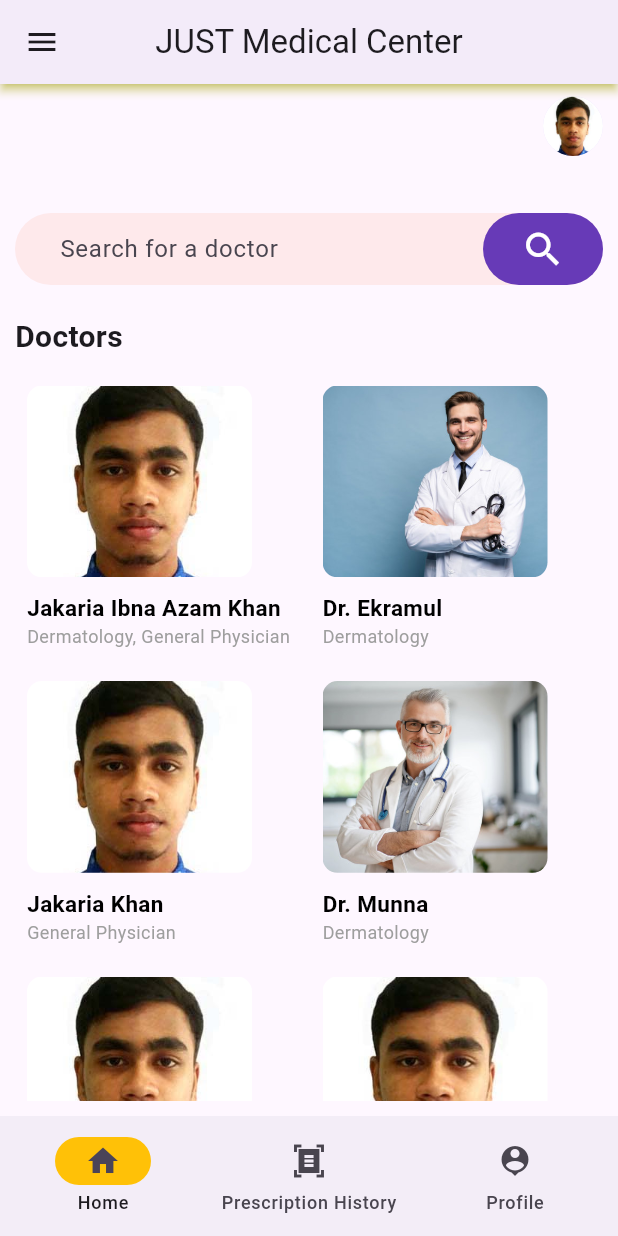
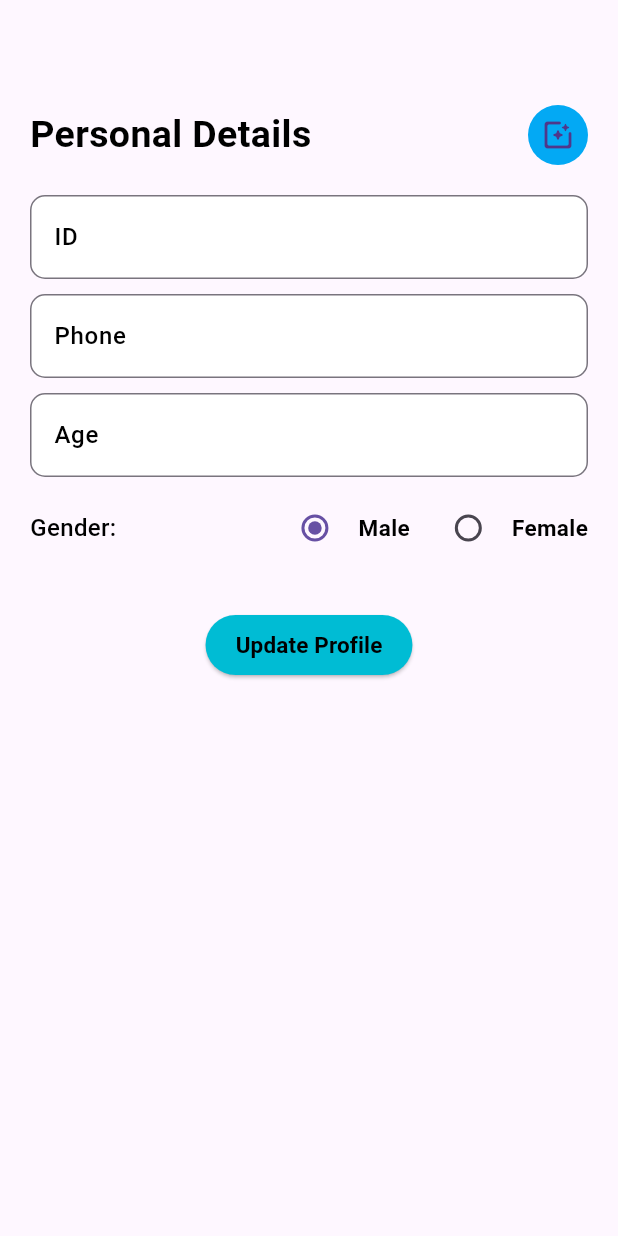
Before and after one commit to JakariaKhan-CSE/JUST-Medical-Center-Automation, a Flutter app: the screen it shows after launch, on a phone screen of 412 x 824 dp. Run offline on Flutter 3.47's test engine with Material 3 defaults, Android fonts, the phone set to English and light mode, and no system bars; our stand-ins replace firebase_auth, firebase_core, firebase_storage, get, image_picker, shared_preferences; accounts and stored records are empty.

Commit message:
added profile update model. also complete update user information UI.

```diff
--- /dev/null
+++ b/lib/controller/patientController/imageProvider.dart
@@ -0,0 +1,50 @@
+import 'dart:io';
+
+import 'package:firebase_storage/firebase_storage.dart';
+import 'package:flutter/material.dart';
+import 'package:image_picker/image_picker.dart';
+import 'package:uuid/uuid.dart';
+
+class ImageUploader extends ChangeNotifier {
+  var uuid = const Uuid();
+  final ImagePicker _picker = ImagePicker();
+
+  String? imageUrl;
+  String? imagePath;
+
+  List<String> imageFil = [];
+
+  void pickImage() async {
+    XFile? imageFile = await _picker.pickImage(source: ImageSource.gallery);
+
+
+
+    if (imageFile != null) {
+      imageFil.add(imageFile.path);
+      // ai function upload function ke call korbe image store korar jonno
+      imageUpload(imageFile);
+      imagePath = imageFile.path;
+    } else {
+      return;
+    }
+  }
+
+
+  // ai function firebase stroage a picture store korbe
+  Future<String?> imageUpload(XFile upload) async {
+    File image = File(upload.path);
+
+
+    final ref = FirebaseStorage.instance
+        .ref()
+        .child('users').child('patient')
+        .child('${uuid.v1()}.jpg');
+    // image ke store kora hosse
+    await ref.putFile(image);
+
+    imageUrl = (await ref.getDownloadURL());
+    print(imageUrl);
+
+    return imageUrl;
+  }
+}
--- /dev/null
+++ b/lib/controller/patientController/loginProvider.dart
@@ -0,0 +1,138 @@
+import 'package:flutter/material.dart';
+import 'package:get/get.dart';
+import 'package:shared_preferences/shared_preferences.dart';
+
+
+class LoginNotifier extends ChangeNotifier{
+  final profileFormKey = GlobalKey<FormState>();
+
+  // first time signup/registration korle update profile page a niye jabe and firsttime = false kore dibe jokhon signup button a click kora hobe
+  bool _firstTime = true;
+  bool get firstTime=> _firstTime;
+  set firstTime(bool newState)
+  {
+    _firstTime = newState;
+    notifyListeners();
+  }
+
+
+  bool _obsecureText = true;
+
+  bool get obsecureText => _obsecureText;
+
+  set obsecureText(bool newState) {
+    _obsecureText = newState;
+    notifyListeners();  // for update state
+  }
+
+  bool? _loggedIn;
+
+  bool get loggedIn => _loggedIn??false; // null thake false return korbe
+
+  set loggedIn(bool newState) {
+    _loggedIn = newState;
+    notifyListeners();  // for update state
+  }
+
+  getPrefs()async{
+    final SharedPreferences prefs = await SharedPreferences.getInstance();
+    loggedIn = prefs.getBool('loggedIn')??false;
+    //entrypoint = prefs.getBool('entrypoint')??false;
+  }
+
+
+  bool profileValidation(){
+    final form = profileFormKey.currentState;
+    if(form != null && form.validate())
+    {
+      form.save();
+      return true;
+    }
+    else
+    {
+      return false;
+    }
+  }
+  final loginFormKey = GlobalKey<FormState>();
+  bool validateAndSave()
+  {
+
+    final form = loginFormKey.currentState;
+
+    if(form != null && form.validate())
+    {
+      form.save();
+      return true;
+    }
+    else{
+      return false;
+    }
+  }
+
+  // userLogin(LoginModel model)
+  // {
+  //   AuthHelper.login(model).then((response){
+  //     // user resgistration korle first time take update profile page niye jawa hobe
+  //     if(response && firstTime)
+  //     {
+  //
+  //       Get.off(const PersonalDetails());
+  //     }
+  //     // first time na hole mainscreen a cole jabe
+  //     else if(response && !firstTime)
+  //     {
+  //       Get.off(const MainScreen());
+  //     }
+  //     else if(!response){
+  //       Get.snackbar("SignIn Failed", "Please check your credentials",
+  //           colorText: Colors.white,
+  //           backgroundColor: Colors.red,
+  //           icon: const Icon(Icons.add_alert)
+  //       );
+  //     }
+  //   });
+  // }
+
+  //user profile update
+  // updateProfile(ProfileUpdateModel model)async
+  // {
+  //   final SharedPreferences prefs = await SharedPreferences.getInstance();
+  //   String? userId = prefs.getString('userId');
+  //   // print('userId is: $userId');
+  //   AuthHelper.updateProfile(model,userId??"").then((response){
+  //     // user resgistration korle first time take update profile page niye jawa hobe
+  //     if(response)
+  //     {
+  //       Get.snackbar("profile update", "Enjoy your search",
+  //           colorText: Colors.white,
+  //           backgroundColor: Colors.blue,
+  //           icon: const Icon(Icons.add_alert)
+  //       );
+  //       // 3 second delay kore mainscreen a niye jabe
+  //       Future.delayed(const Duration(seconds: 3)).then((value){
+  //         // Get.offAll deya hoese jeno r back na hoi
+  //         Get.offAll(const MainScreen());
+  //       });
+  //     }
+  //     else {
+  //       Get.snackbar("Updating Failed", "Please try again",
+  //           colorText: Colors.white,
+  //           backgroundColor: Colors.orange,
+  //           icon: const Icon(Icons.add_alert)
+  //       );
+  //     }
+  //   });
+  // }
+
+  // logout hole cache memory theke token remove hoye jabe
+  // logout()async{
+  //   final SharedPreferences prefs = await SharedPreferences.getInstance();
+  //   await prefs.remove('token');
+  //   await prefs.remove("userId");
+  //   await prefs.remove("profile");
+  //   await prefs.setBool('loggedIn', false);
+  //
+  //   // akbar logout korar por jokhon abar login korbe tokhon jeno update profile a niye na jai ai jonno first time false kora hosse
+  //   _firstTime = false;
+  // }
+}
--- a/lib/main.dart
+++ b/lib/main.dart
@@ -5,9 +5,13 @@ import 'package:just_medical_center_automation/controller/doctorController/docto
 import 'package:just_medical_center_automation/controller/labTechController/labTechnicianController.dart';
 import 'package:just_medical_center_automation/controller/patientController/indexChange.dart';
 import 'package:just_medical_center_automation/controller/pharmacistController/pharmacistController.dart';
+import 'package:just_medical_center_automation/screen/patient/PersonalDetails.dart';
 import 'package:just_medical_center_automation/screen/patient/patient_screen.dart';
 import 'package:provider/provider.dart';
 import 'package:get/get.dart';
+
+import 'controller/patientController/imageProvider.dart';
+import 'controller/patientController/loginProvider.dart';
 void main(){
   WidgetsFlutterBinding.ensureInitialized();
   runApp(MultiProvider(providers: [
@@ -17,11 +21,14 @@ void main(){
     ChangeNotifierProvider(create: (context) => PharmacistController(),),
     ChangeNotifierProvider(create: (context) => CommonController(),),
     ChangeNotifierProvider(create: (context) => LabTechnicianController(),),
+    ChangeNotifierProvider(create: (context) => ImageUploader(),),
+    ChangeNotifierProvider(create: (context) => LoginNotifier(),),
   ],
   child: GetMaterialApp(
     debugShowCheckedModeBanner: false,
     theme: ThemeData.light(),
-    home: PatientScreen()
+    // home: PatientScreen()
+    home: PersonalDetails(),
   ),
   ),
 
--- /dev/null
+++ b/lib/model/req/auth/profileUpdateModel.dart
@@ -0,0 +1,37 @@
+import 'dart:convert';
+
+class ProfileUpdateModel{
+  final int ID;
+  final String phone;
+  final int age;
+  final String profile;
+  final String gender;
+
+  ProfileUpdateModel( {
+    required this.ID, required this.age, required this.gender,
+    required this.phone,
+    required this.profile,
+    });
+
+  factory ProfileUpdateModel.fromMap(Map<String,dynamic> json)
+  {
+    return ProfileUpdateModel(
+        ID: json['ID'],
+        age: json['age'],
+        gender: json['gender'],
+        phone: json['phone'],
+        profile: json['profile']
+    );
+  }
+  Map<String,dynamic> toMap()=>{
+    "ID":ID,
+    "phone" : phone,
+    "profile": profile,
+    "age": age,
+    "gender" : gender
+  };
+
+  String toJson()=> jsonEncode(toMap());
+  factory ProfileUpdateModel.fromJson(String source)=> ProfileUpdateModel.fromMap(jsonDecode(source));
+
+}
--- a/lib/screen/patient/PatientPrescription.dart
+++ b/lib/screen/patient/PatientPrescription.dart
@@ -13,9 +13,9 @@ class PatientPrescription extends StatelessWidget {
   Widget build(BuildContext context) {
     final indexChange = Provider.of<IndexChange>(context,listen: true);
     return Scaffold(
-      appBar: AppBar(title: const Text('Prescription Manager'),centerTitle: true,),
+    //  appBar: AppBar(title: const Text('Prescription Manager'),centerTitle: true,),
       body: Padding(
-        padding: const EdgeInsets.symmetric(horizontal: 10,vertical: 5),
+        padding: const EdgeInsets.symmetric(horizontal: 10,vertical: 10),
         child: Column(
           crossAxisAlignment: CrossAxisAlignment.start,
           children: [
--- /dev/null
+++ b/lib/screen/patient/PersonalDetails.dart
@@ -0,0 +1,178 @@
+import 'dart:io';
+
+import 'package:flutter/material.dart';
+import 'package:get/get.dart';
+import 'package:provider/provider.dart';
+
+import '../../controller/patientController/imageProvider.dart';
+import '../../controller/patientController/loginProvider.dart';
+import '../../model/req/auth/profileUpdateModel.dart';
+import '../../widget/common/customButton.dart';
+import '../../widget/common/customTextField.dart';
+
+class PersonalDetails extends StatefulWidget {
+  const PersonalDetails({super.key});
+
+  @override
+  State<PersonalDetails> createState() => _PersonalDetailsState();
+}
+
+class _PersonalDetailsState extends State<PersonalDetails> {
+  //radio group
+  // 1 = male and 2 = female
+  int _gender = 1;   // when user female select this value setState is 2
+
+
+  TextEditingController phone = TextEditingController();
+  TextEditingController age = TextEditingController();
+  TextEditingController ID = TextEditingController();
+  TextEditingController Gender = TextEditingController();
+
+  @override
+  void dispose() {
+    // TODO: implement dispose
+    super.dispose();
+    phone.dispose();
+    age.dispose();
+    ID.dispose();
+    Gender.dispose();
+  }
+  @override
+  Widget build(BuildContext context) {
+    final imageUploader = Provider.of<ImageUploader>(context,listen: true);
+    return Scaffold(
+
+        body: Consumer<LoginNotifier>(  // LoginNotifier which is provider file(must same this name)
+          builder: (context, loginNotifier, child) {  // loginNotifier use any name here
+            return Form(
+              key: loginNotifier.profileFormKey,
+              child: ListView(
+                padding: const EdgeInsets.symmetric(horizontal: 20,vertical: 60),
+                children: [
+                  SizedBox(height: 10,),
+                  Row(
+                    mainAxisAlignment: MainAxisAlignment.spaceBetween,
+                    children: [
+                      const Text( 'Personal Details', style: TextStyle(fontSize: 25,
+                          color: Colors.black, fontWeight: FontWeight.bold)),
+
+                      // image upload na thakle empty hobe tai image pick korbe
+                      imageUploader.imageFil.isEmpty? GestureDetector(
+                        onTap: (){
+                          // image gallery open hobe
+                          imageUploader.pickImage();
+                        },
+                        child: const CircleAvatar(
+                          backgroundColor: Colors.lightBlue,
+                          //backgroundImage: ,
+                          child: Icon(Icons.photo_filter_rounded),
+                        ),
+                      ):
+                      GestureDetector(
+                        onTap: (){
+                          // image list ta clear hoye jasse
+                          imageUploader.imageFil.clear();
+                          setState(() {
+
+                          });
+                        },
+                        child: CircleAvatar(
+                          backgroundColor: Colors.lightBlue,
+                          // selected image ta show korbe
+                          backgroundImage: FileImage(File(imageUploader.imageFil[0])),
+
+                        ),
+                      ),
+                    ],
+                  ),
+                  const SizedBox(height: 20,),
+                  Form(child: Column(
+                    crossAxisAlignment: CrossAxisAlignment.start,
+                    children: [
+                      CustomTextField(
+                          fieldController: ID,
+                          label: 'ID', textInputType: TextInputType.number,
+
+                      ),
+                      const SizedBox(height: 10,),
+                      CustomTextField(
+                        fieldController: phone,
+                        label: 'Phone', textInputType: TextInputType.text,
+
+                      ),
+                      const SizedBox(height: 10,),
+                      CustomTextField(
+                        fieldController: age,
+                        label: 'Age', textInputType: TextInputType.number,
+
+                      ),
+                      const SizedBox(height: 10,),
+                      Row(
+                        children: [
+                          // group er je kono akta select hobe 1 (male) 2(female)
+                          Text('Gender: ',style: TextStyle(
+                              fontSize: 16, fontWeight: FontWeight.w500, color: Colors.black
+                          ),),
+                          Spacer(),
+                          Radio(value: 1, groupValue: _gender, onChanged: (gender) {
+                            setState(() {
+                              _gender = gender!;
+                            });
+                          },),
+                          SizedBox(width: 5,),
+                          Text('Male',style: TextStyle(
+                              fontSize: 15, fontWeight: FontWeight.w600, color: Colors.black
+                          ),),
+                          SizedBox(width: 15,),
+                          Radio(value: 2, groupValue: _gender, onChanged: (gender) {
+                            setState(() {
+                              _gender = gender!;
+                            });
+                          },),
+                          SizedBox(width: 5,),
+                          Text('Female',style: TextStyle(
+                              fontSize: 15, fontWeight: FontWeight.w600, color: Colors.black
+                          ),),
+                        ],),
+                      const SizedBox(height: 10,),
+
+                      const SizedBox(height: 20,),
+                      Consumer<ImageUploader>(builder: (context, imageUploader, child) {
+                        return Align(
+                          alignment: Alignment.center,
+                          child: CustomButton(pressed: (){
+                            if(imageUploader.imageFil.isEmpty && imageUploader.imageUrl == null)
+                            {
+                              Get.snackbar("Image Missing", "Please upload an image to proceed",
+                                  colorText: Colors.white,
+                                  backgroundColor: Colors.orange,
+                                  icon: const Icon(Icons.add_alert)
+                              );
+                            }else
+                            {
+                              if(loginNotifier.profileValidation())
+                              {
+                                ProfileUpdateModel model = ProfileUpdateModel(
+                                    ID: int.parse(ID.text),
+                                    age: int.parse(age.text),
+                                    gender: _gender==1 ? "male" : "female",
+                                    phone: phone.text,
+                                    profile: imageUploader.imageUrl??""
+                                );
+
+                                // call update profile function
+                                // loginNotifier.updateProfile(model);
+                              }
+                            }
+                          }, btnName: 'Update Profile',backgroundColor: Colors.cyan,),
+                        );
+                      },)
+                    ],
+                  ))
+                ],
+              ),
+            );
+          },)
+    );
+  }
+}
--- a/lib/screen/patient/patient_home.dart
+++ b/lib/screen/patient/patient_home.dart
@@ -12,16 +12,16 @@ class PatientHome extends StatelessWidget {
   @override
   Widget build(BuildContext context) {
     return Scaffold(
-      appBar: AppBar(
-
-        actions: const [
-          Padding(
-            padding: EdgeInsets.only(right: 10),
-            child:
-                CircleAvatar(backgroundImage: AssetImage('images/jakaria.jpg')),
-          )
-        ],
-      ),
+      // appBar: AppBar(
+      //
+      //   actions: const [
+      //     Padding(
+      //       padding: EdgeInsets.only(right: 10),
+      //       child:
+      //           CircleAvatar(backgroundImage: AssetImage('images/jakaria.jpg')),
+      //     )
+      //   ],
+      // ),
       body: Padding(
         padding: const EdgeInsets.all(10.0),
         child: Column(
--- a/lib/screen/patient/widget/patient/home/doctor_listbuilder.dart
+++ b/lib/screen/patient/widget/patient/home/doctor_listbuilder.dart
@@ -71,7 +71,7 @@ class doctorListbuilder extends StatelessWidget {
           itemBuilder: (context, index) {
             Map<String, dynamic> singleData = DoctorData.data[index];
             return Padding(
-              padding: const EdgeInsets.all(8.0),
+              padding: const EdgeInsets.all(4.0),
               child: Column(
                 crossAxisAlignment: CrossAxisAlignment.start,
                 children: [
@@ -81,7 +81,7 @@ class doctorListbuilder extends StatelessWidget {
                         borderRadius: BorderRadius.circular(10),
                         child: Image.asset(
                           singleData['img'],
-                          fit: BoxFit.cover,
+                          fit: BoxFit.contain,
                           width: 150,
                           height: 150,
                         ),
@@ -95,7 +95,7 @@ class doctorListbuilder extends StatelessWidget {
                             height: 10,
                           ),
                           Text(
-                            singleData['name'],
+                            singleData['name'],overflow: TextOverflow.ellipsis,
                             style: const TextStyle(
                                 fontWeight: FontWeight.bold,
                                 fontSize: 15,
@@ -103,7 +103,7 @@ class doctorListbuilder extends StatelessWidget {
                           ),
                           // SizedBox(height: 5,),
                           Text(
-                            singleData['department'],
+                            singleData['department'],overflow: TextOverflow.ellipsis,
                             style: const TextStyle(fontSize: 12, color: Colors.grey),
                           ),
                         ],
--- a/lib/widget/common/customTextField.dart
+++ b/lib/widget/common/customTextField.dart
@@ -18,7 +18,7 @@ class CustomTextField extends StatelessWidget {
 
   @override
   Widget build(BuildContext context) {
-    final controller = Provider.of<AdminController>(context, listen: true);
+    // final controller = Provider.of<AdminController>(context, listen: true);
     return Container(
       width: Responsive.isDesktop(context)  ? MediaQuery.of(context).size.width * 0.3:MediaQuery.of(context).size.width -30,
       decoration: BoxDecoration(
```
Also changed, not shown: lib/screen/patient/patient_profile.dart (+16 -13 lines).
